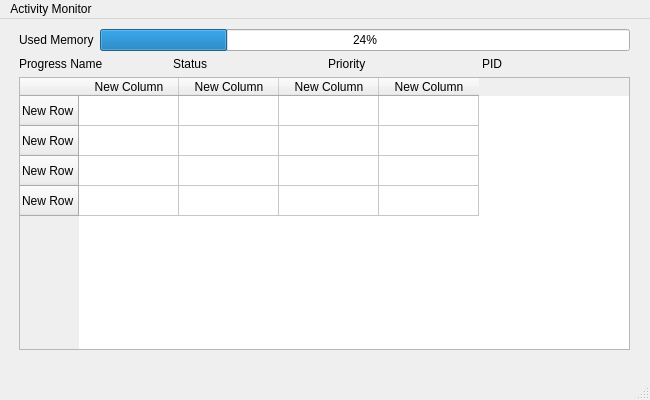
Old version of the form activitymonitor.ui in the repository hugoycj/Fake_Operating_System.
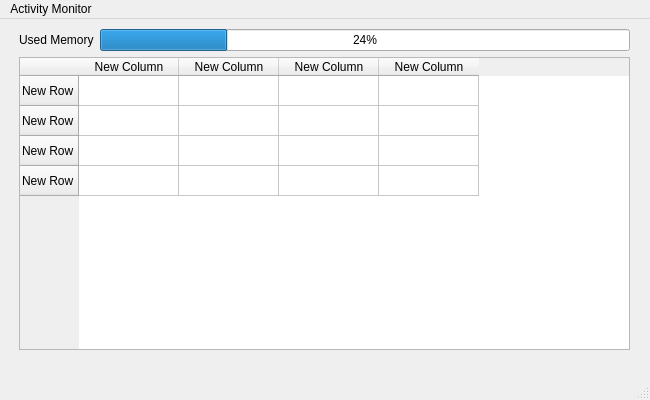
New version of the form.

Patch:
```diff
--- a/activitymonitor.ui
+++ b/activitymonitor.ui
@@ -42,44 +42,6 @@
        </item>
       </layout>
      </item>
-     <item>
-      <layout class="QHBoxLayout" name="PropertyLayout">
-       <property name="sizeConstraint">
-        <enum>QLayout::SetDefaultConstraint</enum>
-       </property>
-       <item>
-        <widget class="QLabel" name="ProgressName">
-         <property name="text">
-          <string>Progress Name</string>
-         </property>
-        </widget>
-       </item>
-       <item>
-        <widget class="QLabel" name="Status">
-         <property name="text">
-          <string>Status</string>
-         </property>
-        </widget>
-       </item>
-       <item>
-        <widget class="QLabel" name="Priority">
-         <property name="enabled">
-          <bool>true</bool>
-         </property>
-         <property name="text">
-          <string>Priority</string>
-         </property>
-        </widget>
-       </item>
-       <item>
-        <widget class="QLabel" name="PID">
-         <property name="text">
-          <string>PID</string>
-         </property>
-        </widget>
-       </item>
-      </layout>
-     </item>
      <item>
       <widget class="QTableWidget" name="ACTable">
        <row>
```
Left out of the diff: 4 changed lines with no effect on the pictures.
